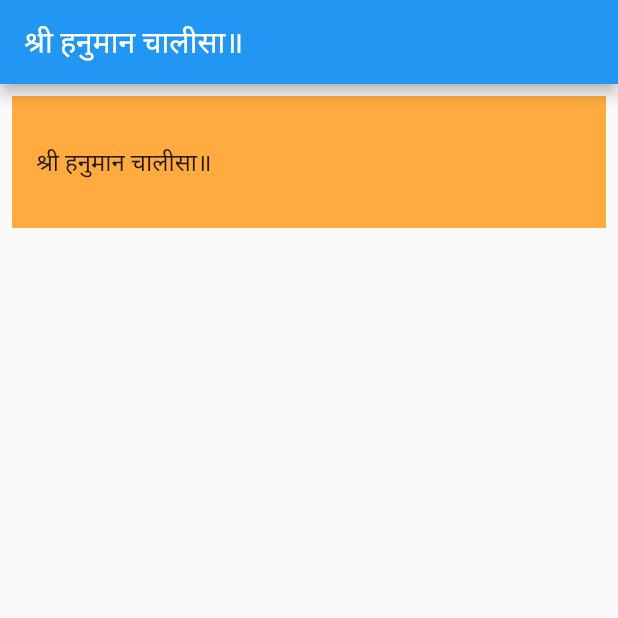
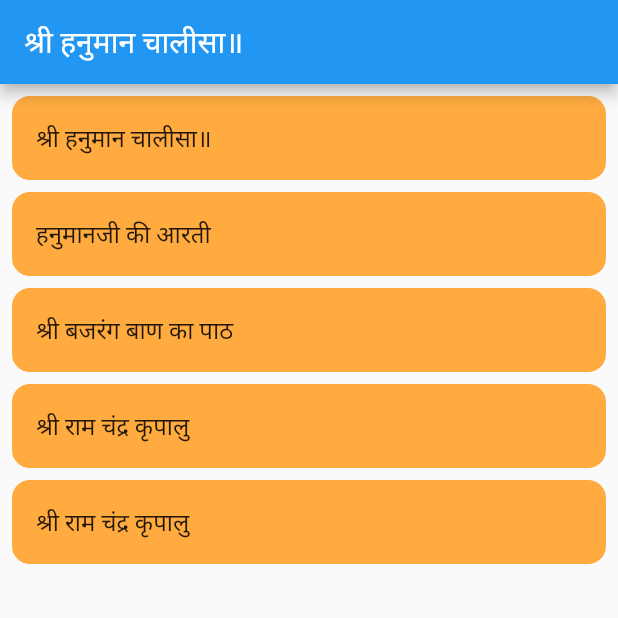
Before and after one commit to RAJESH-540/Hanuman-chalisa-flutter, a Flutter app: the screen it shows after launch, on a phone screen of 412 x 824 dp, the top half of it. Run offline on Flutter 3.47's test engine with Material 2 defaults, Android fonts, the phone set to English and light mode, and no system bars.

Commit message:
home screen

```diff
--- a/lib/screens/homeScreen/HomePage.dart
+++ b/lib/screens/homeScreen/HomePage.dart
@@ -14,17 +14,67 @@ class _HomePageState extends State<HomePage> {
   Widget build(BuildContext context) {
     return Scaffold(
       appBar: AppBar(
-        title: Text("श्री हनुमान चालीसा॥"),
+        title: const Text("श्री हनुमान चालीसा॥"),
       ),
       body: Padding(
         padding: const EdgeInsets.all(8.0),
         child: Column(
           children: [
             ListTile(
-                title: Text("श्री हनुमान चालीसा॥"),
-                contentPadding: EdgeInsets.all(16.0),
+                title: const Text("श्री हनुमान चालीसा॥"),
                 onTap: () {},
-                tileColor: Colors.orangeAccent)
+                shape: RoundedRectangleBorder(
+                    borderRadius: BorderRadius.circular(12.0)),
+                tileColor: Colors.orangeAccent),
+            const SizedBox(
+              height: 8.0,
+            ),
+            ListTile(
+                title: const Text(
+                  // "श्री हनुमान चालीसा॥",
+                  "हनुमानजी की आरती",
+                ),
+                // contentPadding: const EdgeInsets.all(8.0),
+                onTap: () {},
+                shape: RoundedRectangleBorder(
+                    borderRadius: BorderRadius.circular(12.0)),
+                tileColor: Colors.orangeAccent),
+            const SizedBox(
+              height: 8.0,
+            ),
+            ListTile(
+                title: const Text(
+                  "श्री बजरंग बाण का पाठ",
+                ),
+                // contentPadding: const EdgeInsets.all(8.0),
+                onTap: () {},
+                shape: RoundedRectangleBorder(
+                    borderRadius: BorderRadius.circular(12.0)),
+                tileColor: Colors.orangeAccent),
+            const SizedBox(
+              height: 8.0,
+            ),
+            ListTile(
+                title: const Text(
+                  "श्री राम चंद्र कृपालु",
+                ),
+                // contentPadding: const EdgeInsets.all(8.0),
+                onTap: () {},
+                shape: RoundedRectangleBorder(
+                    borderRadius: BorderRadius.circular(12.0)),
+                tileColor: Colors.orangeAccent),
+            const SizedBox(
+              height: 8.0,
+            ),
+            ListTile(
+                title: const Text(
+                  "श्री राम चंद्र कृपालु",
+                ),
+                // contentPadding: const EdgeInsets.all(8.0),
+                onTap: () {},
+                shape: RoundedRectangleBorder(
+                    borderRadius: BorderRadius.circular(12.0)),
+                tileColor: Colors.orangeAccent),
           ],
         ),
       ),
```
Also changed, not shown: images/chalisaimg.jpeg (added), lib/generated/assets.dart.
